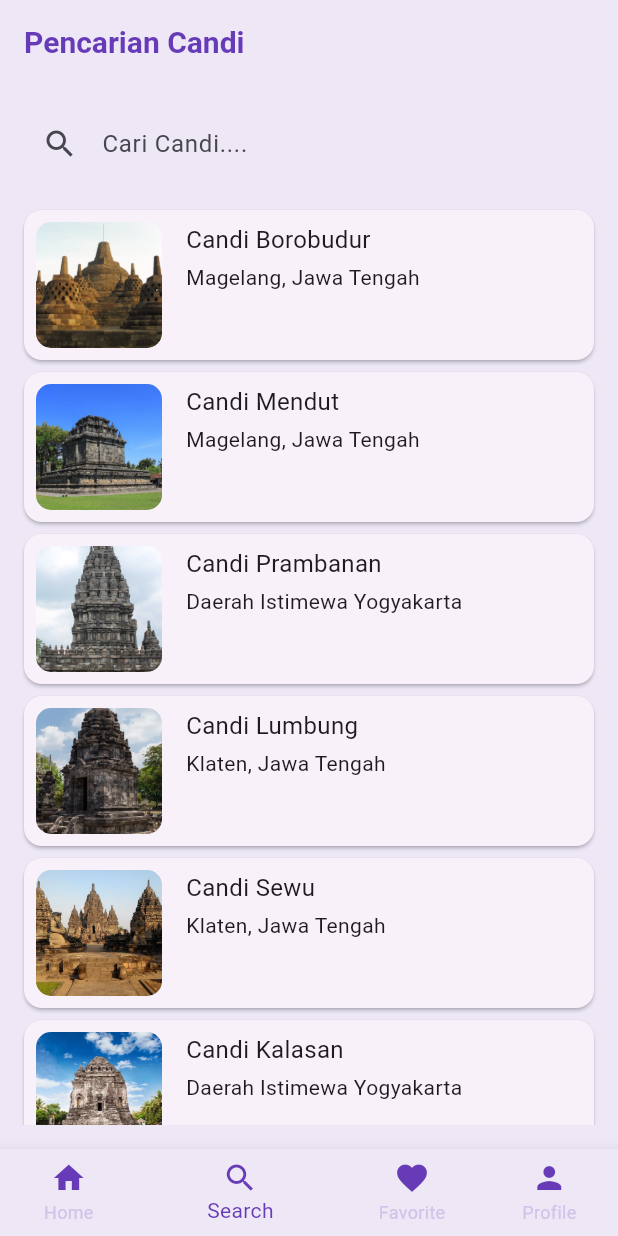
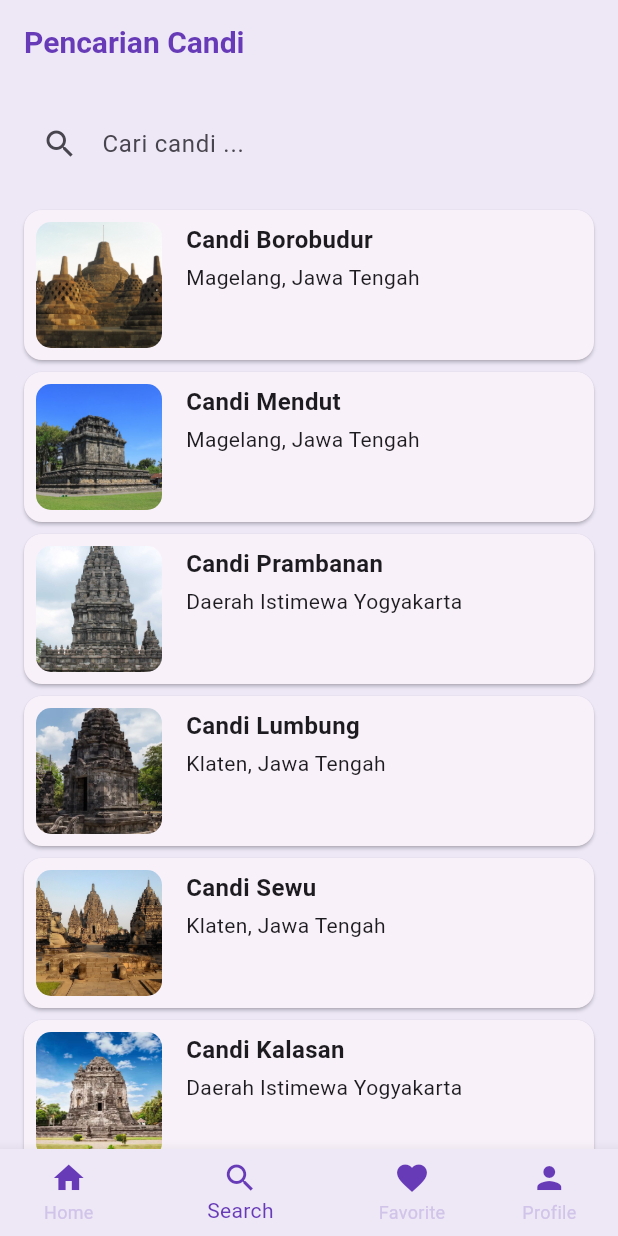
Before and after one commit to Juna-15/wisata_candi_muhammadjunaidi, a Flutter app: the screen it shows after launch, item 2 of the bottom bar chosen, on a phone screen of 412 x 824 dp. Run offline on Flutter 3.47's test engine with Material 3 defaults, Android fonts, the phone set to English and light mode, and no system bars; our stand-ins replace cached_network_image, shared_preferences; missing offline and left inert: encrypt.

Commit message:
update, fix error

```diff
--- a/lib/screens/search_screen.dart
+++ b/lib/screens/search_screen.dart
@@ -1,6 +1,7 @@
 import 'package:flutter/material.dart';
-import 'package:wisata_candi_muhammadjunaidi/data/candi_data.dart';
 import 'package:wisata_candi_muhammadjunaidi/models/candi.dart';
+
+import '../data/candi_data.dart';
 
 class SearchScreen extends StatefulWidget {
   const SearchScreen({super.key});
@@ -10,7 +11,7 @@ class SearchScreen extends StatefulWidget {
 }
 
 class _SearchScreenState extends State<SearchScreen> {
-  //TODO 1 Variabel
+  // TODO: 1. Deklarasikan variabel yang dibutuhkan
   List<Candi> _filteredCandis = candiList;
   String _searchQuery = "";
   final TextEditingController _searchController = TextEditingController();
@@ -18,41 +19,62 @@ class _SearchScreenState extends State<SearchScreen> {
   @override
   Widget build(BuildContext context) {
     return Scaffold(
-      //TODO 2 APPBar
+      // TODO: 2. Buat AppBar dengan judul Pencarian Candi
       appBar: AppBar(
-        title: Text('Pencarian Candi'),
+        title: const Text('Pencarian Candi'),
       ),
-      //TODO 3 Body
+
+      // TODO: 3. Buat body berupa Column
       body: Column(
         children: [
-          //TODO 4 Textfield Search
+          // TODO: 4. Buat TextField pencarian sebagai anak dari column
           Padding(
-            padding: EdgeInsets.all(16),
+            padding: const EdgeInsets.all(16),
             child: Container(
               decoration: BoxDecoration(
+                color: Colors.deepPurple[50],
                 borderRadius: BorderRadius.circular(5),
-                  color: Colors.deepPurple[50]),
+              ),
               child: TextField(
-                autofocus: false,
-                decoration: InputDecoration(
-                    hintText: "Cari Candi....",
+                controller: _searchController,
+                //TODO 6: Implementasi fitur pencarian
+                decoration: const InputDecoration(
+                  hintText: 'Cari candi ...',
                   prefixIcon: Icon(Icons.search),
+                  //TODO 7: Implementasi pengosongan input
                   border: InputBorder.none,
                   focusedBorder: OutlineInputBorder(
-                        borderSide: BorderSide(color: Colors.deepPurple)),
-                    contentPadding:
-                    EdgeInsets.symmetric(horizontal: 16, vertical: 12)),
+                    borderSide: BorderSide(color: Colors.deepPurple),
+                  ),
+                  contentPadding: EdgeInsets.symmetric(
+                    horizontal: 16,
+                    vertical: 12,
+                  ),
+                ),
+                onChanged: (value) {
+                  setState(() {
+                    _searchQuery = value.toLowerCase();
+                    _filteredCandis = candiList
+                        .where((candi) =>
+                        candi.name.toLowerCase().contains(_searchQuery))
+                        .toList();
+                  });
+                },
               ),
             ),
           ),
-          //TODO 5 Listview
+
+          // TODO: 5. Buat ListView hasil pencarian
           Expanded(
             child: ListView.builder(
               itemCount: _filteredCandis.length,
-                itemBuilder: (content, index) {
+              itemBuilder: (context, index) {
                 final candi = _filteredCandis[index];
                 return Card(
-                    margin: EdgeInsets.symmetric(horizontal: 16, vertical: 4),
+                  margin: const EdgeInsets.symmetric(
+                    horizontal: 16,
+                    vertical: 4,
+                  ),
                   child: Row(
                     crossAxisAlignment: CrossAxisAlignment.start,
                     children: [
@@ -69,29 +91,28 @@ class _SearchScreenState extends State<SearchScreen> {
                         ),
                       ),
                       Padding(
-                          padding: const EdgeInsets.all(8.0),
+                        padding: const EdgeInsets.all(8),
                         child: Column(
                           crossAxisAlignment: CrossAxisAlignment.start,
                           children: [
                             Text(
                               candi.name,
-                                style: TextStyle(fontSize: 16),
+                              style: const TextStyle(
+                                fontSize: 16,
+                                fontWeight: FontWeight.bold,
                               ),
-                              SizedBox(
-                                height: 4,
                             ),
-                              Text(candi.location)
+                            const SizedBox(height: 4),
+                            Text(candi.location),
                           ],
                         ),
-                        )
+                      ),
                     ],
                   ),
                 );
-                }),
+              },
             ),
-          const SizedBox(
-            height: 16,
-          )
+          ),
         ],
       ),
     );
```
Lines whose indentation alone changed are shown as unchanged.
